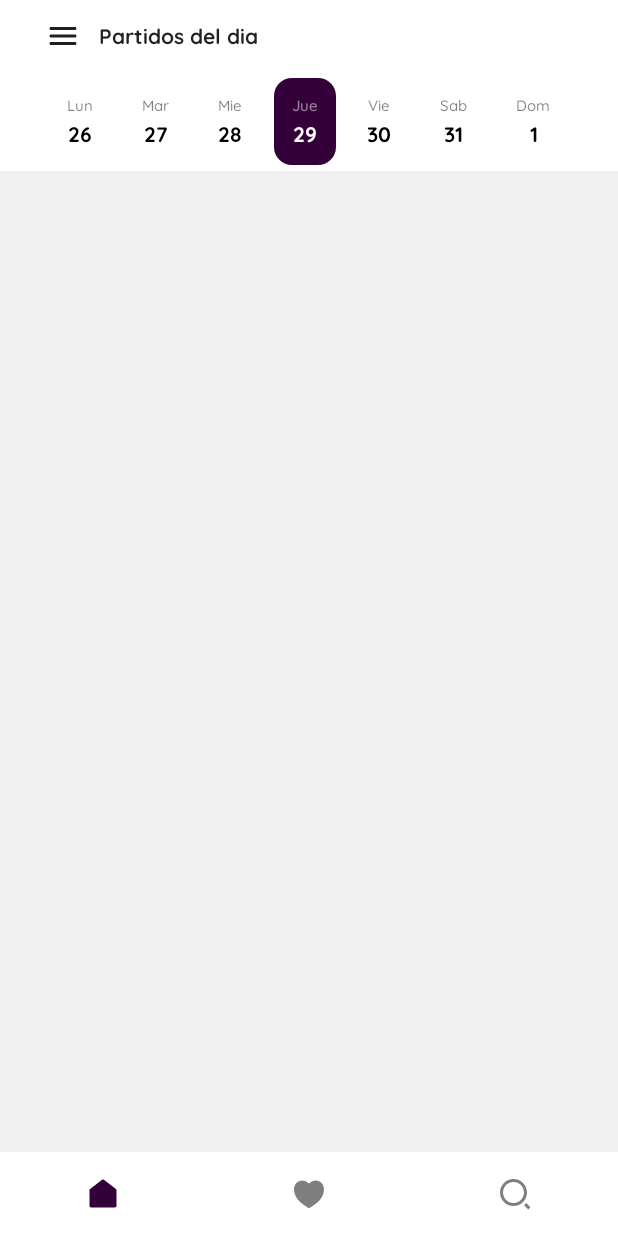
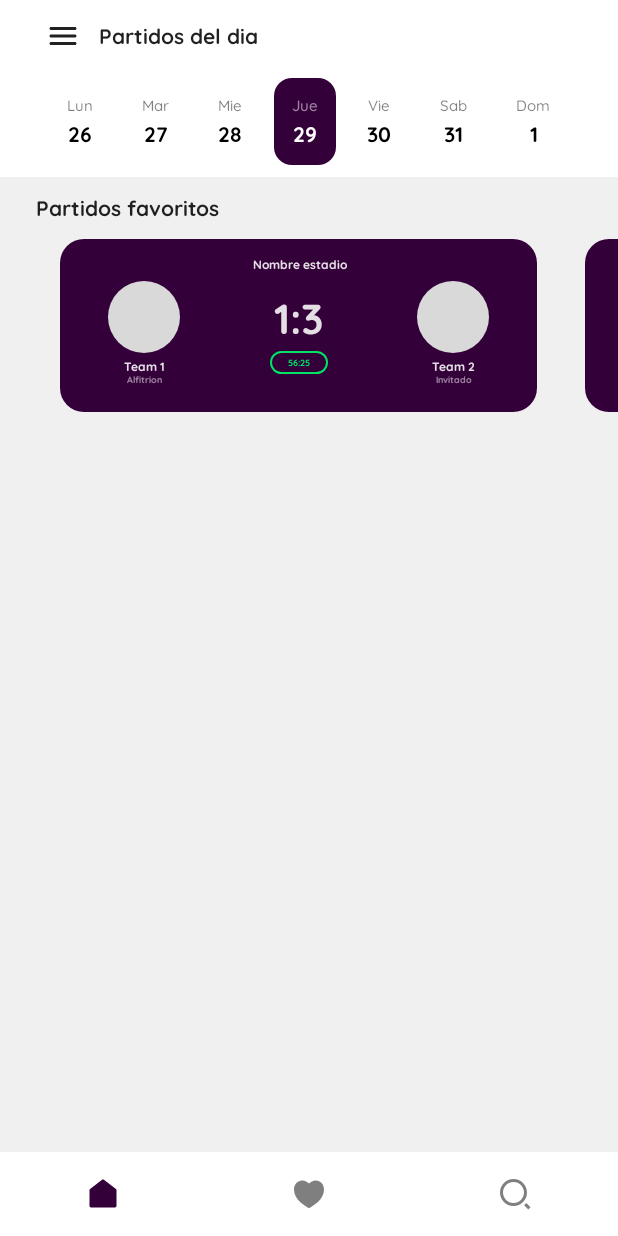
Before and after one commit to jisusmadrid22/SporToMeApp, an Android app built with Jetpack Compose: the HomeScreen screen opened through its navigation route, on a phone screen of 412 x 824 dp. Run offline under Robolectric (Android 15) with nearby library versions, the phone set to English and light mode, and no system bars; our stand-ins replace Dagger/Hilt's generated code.

Commit message:
favorites match today complete design

```diff
--- a/app/src/main/java/com/yzdev/sportome/common/GetData.kt
+++ b/app/src/main/java/com/yzdev/sportome/common/GetData.kt
@@ -147,3 +147,70 @@ data class Team(
     val id: Int,
     val name: String
 )
+
+/** match*/
+
+fun getTeamMatch(): List<TeamMatch>{
+    return listOf(
+        TeamMatch(
+            stadium = "Nombre estadio",
+            teams = listOf(
+                TeamInfo(
+                    nameTeam = "Team 1",
+                    typeTeam = "Alfitrion",
+                    goal = 1
+                ),
+                TeamInfo(
+                    nameTeam = "Team 2",
+                    typeTeam = "Invitado",
+                    goal = 3
+                )
+            ),
+            time = "56:25"
+        ),
+        TeamMatch(
+            stadium = "Nombre estadio",
+            teams = listOf(
+                TeamInfo(
+                    nameTeam = "Team 1",
+                    typeTeam = "Alfitrion",
+                    goal = 0
+                ),
+                TeamInfo(
+                    nameTeam = "Team 2",
+                    typeTeam = "Invitado",
+                    goal = 0
+                )
+            ),
+            time = "90:00+4"
+        ),
+        TeamMatch(
+            stadium = "Nombre estadio",
+            teams = listOf(
+                TeamInfo(
+                    nameTeam = "Team 1",
+                    typeTeam = "Alfitrion",
+                    goal = 1
+                ),
+                TeamInfo(
+                    nameTeam = "Team 2",
+                    typeTeam = "Invitado",
+                    goal = 0
+                )
+            ),
+            time = "32:00"
+        )
+    )
+}
+
+data class TeamMatch(
+    val stadium: String,
+    val teams: List<TeamInfo>,
+    val time: String
+)
+
+data class TeamInfo(
+    val nameTeam: String,
+    val typeTeam: String,
+    val goal: Int
+)
--- a/app/src/main/java/com/yzdev/sportome/presentation/screens/today_match/TodayMatchScreen.kt
+++ b/app/src/main/java/com/yzdev/sportome/presentation/screens/today_match/TodayMatchScreen.kt
@@ -1,22 +1,36 @@
 package com.yzdev.sportome.presentation.screens.today_match
 
+import androidx.compose.foundation.background
 import androidx.compose.foundation.clickable
-import androidx.compose.foundation.layout.Column
-import androidx.compose.foundation.layout.fillMaxWidth
+import androidx.compose.foundation.layout.*
 import androidx.compose.foundation.lazy.LazyColumn
+import androidx.compose.foundation.lazy.LazyRow
+import androidx.compose.foundation.lazy.items
+import androidx.compose.foundation.shape.CircleShape
+import androidx.compose.foundation.shape.RoundedCornerShape
 import androidx.compose.material.ScaffoldState
 import androidx.compose.material.Text
 import androidx.compose.material.icons.Icons
 import androidx.compose.material.icons.rounded.Menu
 import androidx.compose.runtime.Composable
 import androidx.compose.runtime.rememberCoroutineScope
+import androidx.compose.ui.Alignment
 import androidx.compose.ui.Modifier
+import androidx.compose.ui.draw.clip
+import androidx.compose.ui.text.TextStyle
+import androidx.compose.ui.text.font.FontWeight
+import androidx.compose.ui.unit.dp
+import androidx.compose.ui.unit.sp
 import com.yzdev.sportome.R
 import com.yzdev.sportome.common.AppResource
 import com.yzdev.sportome.common.composable.topBarDesign.TopBarModern
 import com.yzdev.sportome.common.getAllDateOfWeek
 import com.yzdev.sportome.common.getCurrentDay
+import com.yzdev.sportome.common.getTeamMatch
 import com.yzdev.sportome.presentation.screens.today_match.composable.CalendarWeek
+import com.yzdev.sportome.presentation.screens.today_match.composable.FavoriteMatchDesign
+import com.yzdev.sportome.presentation.ui.theme.QuickSandFont
+import com.yzdev.sportome.presentation.ui.theme.gray
 import kotlinx.coroutines.launch
 
 @Composable
@@ -53,5 +67,46 @@ fun TodayMatchLayout(
                 currentDay = getCurrentDay()
             )
         }
+
+        item {
+            Spacer(modifier = Modifier.padding(top = 12.dp))
+            Row(
+                modifier = Modifier
+                    .fillMaxWidth()
+                    .padding(horizontal = 24.dp),
+                verticalAlignment = Alignment.CenterVertically
+            ) {
+                Text(
+                    text = AppResource.getString(R.string.match_favorites),
+                    style = TextStyle(
+                        fontWeight = FontWeight.Bold,
+                        fontSize = 14.sp,
+                        fontFamily = QuickSandFont
+                    )
+                )
+            }
+            Spacer(modifier = Modifier.padding(top = 12.dp))
+        }
+
+        item {
+            LazyRow{
+                item {
+                    Spacer(modifier = Modifier.padding(start = 24.dp))
+                }
+
+                items(getTeamMatch()){ item->
+                    FavoriteMatchDesign(
+                        item = item,
+                        onClick = {
+
+                        }
+                    )
+                }
+
+                item {
+                    Spacer(modifier = Modifier.padding(end = 24.dp))
+                }
+            }
+        }
     }
 }
--- a/app/src/main/java/com/yzdev/sportome/presentation/screens/today_match/composable/CalendarWeek.kt
+++ b/app/src/main/java/com/yzdev/sportome/presentation/screens/today_match/composable/CalendarWeek.kt
@@ -19,6 +19,7 @@ fun CalendarWeek(
             .fillMaxWidth()
             .background(Color.White), contentAlignment = Alignment.Center
     ) {
+        Column {
             Row(
                 modifier = Modifier
                     .fillMaxWidth()
@@ -34,5 +35,8 @@ fun CalendarWeek(
                     )
                 }
             }
+
+            Spacer(modifier = Modifier.padding(top = 4.dp))
         }
     }
+}
--- /dev/null
+++ b/app/src/main/java/com/yzdev/sportome/presentation/screens/today_match/composable/FavoriteMatchDesign.kt
@@ -0,0 +1,156 @@
+@file:OptIn(ExperimentalMaterialApi::class)
+
+package com.yzdev.sportome.presentation.screens.today_match.composable
+
+import androidx.compose.foundation.background
+import androidx.compose.foundation.border
+import androidx.compose.foundation.layout.*
+import androidx.compose.foundation.shape.CircleShape
+import androidx.compose.foundation.shape.RoundedCornerShape
+import androidx.compose.material.Card
+import androidx.compose.material.ExperimentalMaterialApi
+import androidx.compose.material.MaterialTheme
+import androidx.compose.material.Text
+import androidx.compose.runtime.Composable
+import androidx.compose.ui.Alignment
+import androidx.compose.ui.Modifier
+import androidx.compose.ui.draw.clip
+import androidx.compose.ui.graphics.Color
+import androidx.compose.ui.platform.LocalConfiguration
+import androidx.compose.ui.text.TextStyle
+import androidx.compose.ui.text.font.FontWeight
+import androidx.compose.ui.text.style.TextAlign
+import androidx.compose.ui.unit.dp
+import androidx.compose.ui.unit.sp
+import com.yzdev.sportome.R
+import com.yzdev.sportome.common.AppResource
+import com.yzdev.sportome.common.TeamInfo
+import com.yzdev.sportome.common.TeamMatch
+import com.yzdev.sportome.presentation.ui.theme.QuickSandFont
+import com.yzdev.sportome.presentation.ui.theme.gray
+import com.yzdev.sportome.presentation.ui.theme.greenSuccess
+
+@Composable
+fun FavoriteMatchDesign(
+    item: TeamMatch,
+    onClick: (TeamMatch)-> Unit
+) {
+
+    val width = LocalConfiguration.current.screenWidthDp.dp
+
+    Card(
+        modifier = Modifier
+            .width(width * 0.85f)
+            .heightIn(min = width * 0.2f)
+            .padding(horizontal = 16.dp),
+        elevation = 0.dp,
+        shape = RoundedCornerShape(16.dp),
+        backgroundColor = MaterialTheme.colors.primary,
+        onClick = {
+            onClick(item)
+        }
+    ) {
+        Column(
+            modifier = Modifier
+                .fillMaxWidth()
+                .padding(vertical = 12.dp),
+            horizontalAlignment = Alignment.CenterHorizontally
+        ) {
+            Text(
+                text = item.stadium,
+                style = TextStyle(
+                    fontWeight = FontWeight.Bold,
+                    fontSize = 8.sp,
+                    fontFamily = QuickSandFont
+                ),
+                textAlign = TextAlign.Center
+            )
+
+            Spacer(modifier = Modifier.padding(top = 6.dp))
+
+            Row(
+                modifier = Modifier
+                    .fillMaxWidth()
+                    .padding(horizontal = 32.dp),
+                horizontalArrangement = Arrangement.SpaceBetween,
+                verticalAlignment = Alignment.CenterVertically
+            ) {
+                TeamInfoMatchDesign(item = item.teams.first())
+
+                Column(
+                    horizontalAlignment = Alignment.CenterHorizontally
+                ) {
+                    Text(
+                        text = "${item.teams.first().goal}:${item.teams.last().goal}",
+                        style = TextStyle(
+                            fontWeight = FontWeight.Bold,
+                            fontSize = 28.sp,
+                            fontFamily = QuickSandFont
+                        ),
+                        textAlign = TextAlign.Center
+                    )
+
+                    Spacer(modifier = Modifier.padding(top = 4.dp))
+
+                    Box(
+                        modifier = Modifier.border(width = 1.dp, color = greenSuccess, shape = RoundedCornerShape(12.dp)).clip(RoundedCornerShape(12.dp)).background(Color.Transparent)
+                    ) {
+                        Text(
+                            modifier = Modifier.padding(horizontal = 12.dp, vertical = 4.dp),
+                            text = item.time,
+                            style = TextStyle(
+                                fontWeight = FontWeight.Bold,
+                                fontSize = 6.sp,
+                                fontFamily = QuickSandFont,
+                                color = greenSuccess
+                            ),
+                            textAlign = TextAlign.Center
+                        )
+                    }
+                }
+
+                TeamInfoMatchDesign(item = item.teams.last())
+            }
+
+            Spacer(modifier = Modifier.padding(top = 6.dp))
+        }
+    }
+}
+
+@Composable
+fun TeamInfoMatchDesign(
+    item: TeamInfo
+) {
+    Column(
+        horizontalAlignment = Alignment.CenterHorizontally
+    ) {
+
+        Box(modifier = Modifier
+            .size(48.dp)
+            .clip(CircleShape)
+            .background(gray))
+
+        Spacer(modifier = Modifier.padding(top = 4.dp))
+
+        Text(
+            text = item.nameTeam,
+            style = TextStyle(
+                fontWeight = FontWeight.Bold,
+                fontSize = 8.sp,
+                fontFamily = QuickSandFont
+            ),
+            textAlign = TextAlign.Center
+        )
+
+        Text(
+            text = item.typeTeam,
+            style = TextStyle(
+                fontWeight = FontWeight.Bold,
+                fontSize = 6.sp,
+                fontFamily = QuickSandFont,
+                color = Color.White.copy(alpha = 0.5f)
+            ),
+            textAlign = TextAlign.Center
+        )
+    }
+}
--- a/app/src/main/res/values/strings.xml
+++ b/app/src/main/res/values/strings.xml
@@ -22,4 +22,5 @@
     <string name="friday">Viernes</string>
     <string name="saturday">Sabado</string>
     <string name="sunday">Domingo</string>
+    <string name="match_favorites">Partidos favoritos</string>
 </resources>
```
Lines whose indentation alone changed are shown as unchanged.
